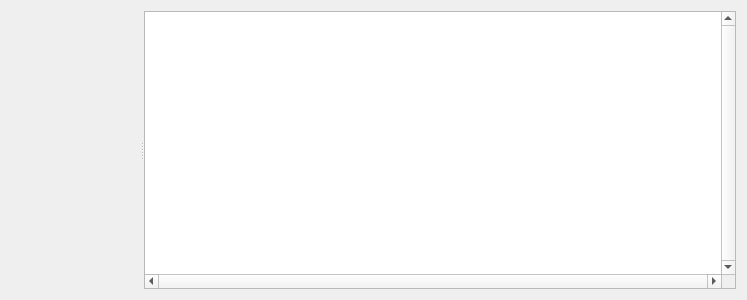
First picture: the form in src/ZMS/pianoroll.ui, repository wtrsltnk/zynaddsubfx, before the edit.
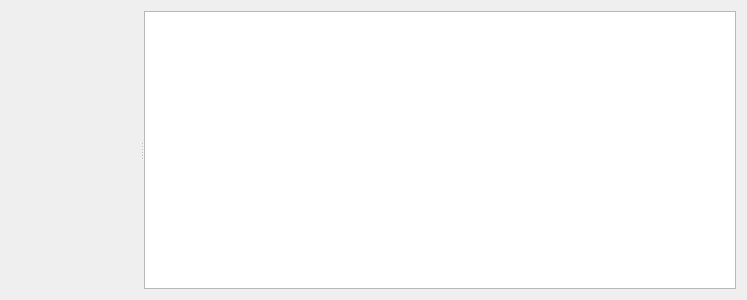
Second picture: the form after the edit.

Diff of the .ui file:
```diff
--- a/src/ZMS/pianoroll.ui
+++ b/src/ZMS/pianoroll.ui
@@ -50,11 +50,23 @@
       </layout>
      </widget>
      <widget class="QGraphicsView" name="notes">
+      <property name="sizePolicy">
+       <sizepolicy hsizetype="Maximum" vsizetype="Expanding">
+        <horstretch>0</horstretch>
+        <verstretch>0</verstretch>
+       </sizepolicy>
+      </property>
+      <property name="minimumSize">
+       <size>
+        <width>500</width>
+        <height>0</height>
+       </size>
+      </property>
       <property name="verticalScrollBarPolicy">
-       <enum>Qt::ScrollBarAlwaysOn</enum>
+       <enum>Qt::ScrollBarAlwaysOff</enum>
       </property>
       <property name="horizontalScrollBarPolicy">
-       <enum>Qt::ScrollBarAlwaysOn</enum>
+       <enum>Qt::ScrollBarAlwaysOff</enum>
       </property>
       <property name="alignment">
        <set>Qt::AlignLeading|Qt::AlignLeft|Qt::AlignVCenter</set>
```
